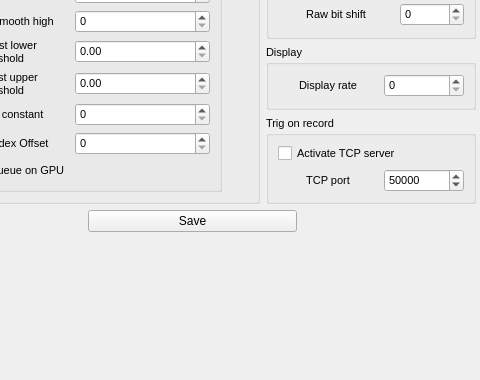
The window that Ui/assets/ui/advancedsettingswindow.ui (DigitalHolography/Holovibes) describes before a commit, drawn with Qt 5; both pictures show x 100 to 580 and y 270 to 650 of the 580 by 650 pixel window.
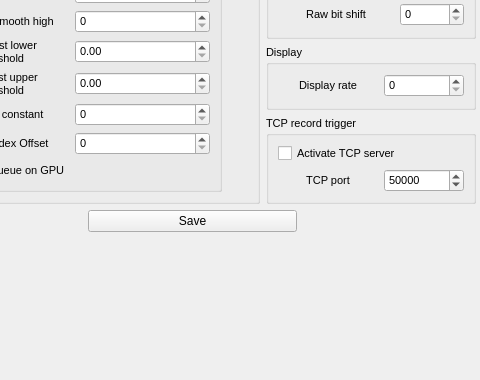
The same window after the commit. Custom widgets are drawn as their Qt base class.

Commit message: listen to tcp server to start record

The edit to the form file:
```diff
--- a/Ui/assets/ui/advancedsettingswindow.ui
+++ b/Ui/assets/ui/advancedsettingswindow.ui
@@ -642,7 +642,7 @@
         </font>
        </property>
        <property name="title">
-        <string>Trig on record</string>
+        <string>TCP record trigger</string>
        </property>
        <property name="flat">
         <bool>false</bool>
```
Left out of the diff: 3 changed lines with no effect on the pictures. The commit also changes 4 other files.
